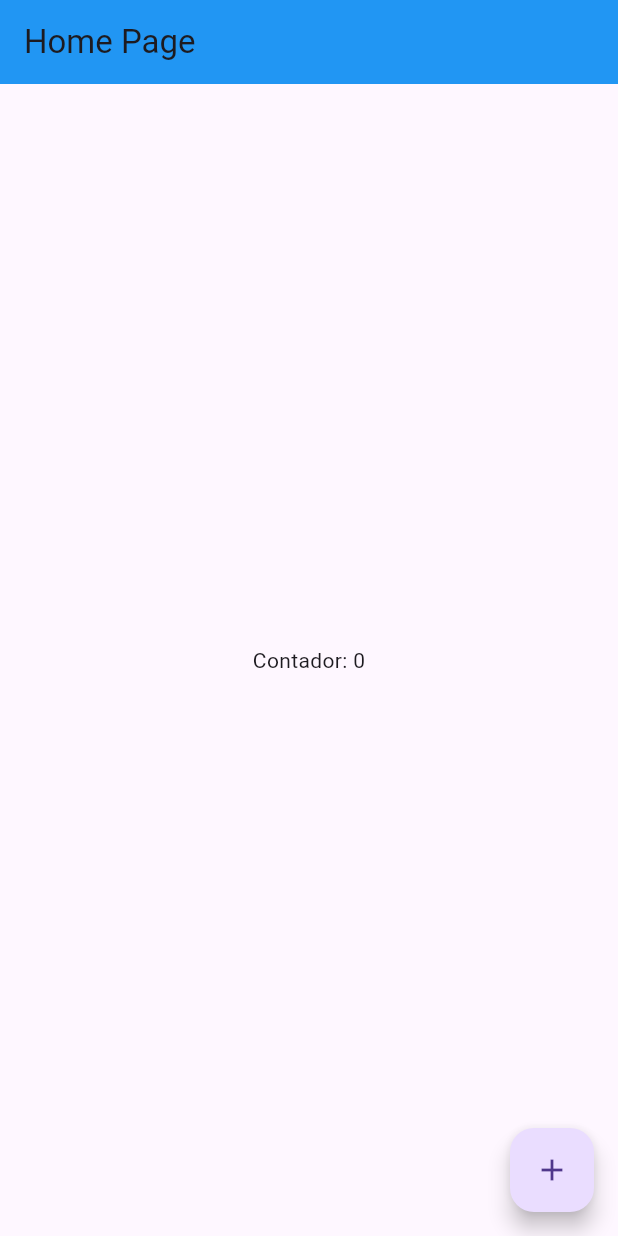
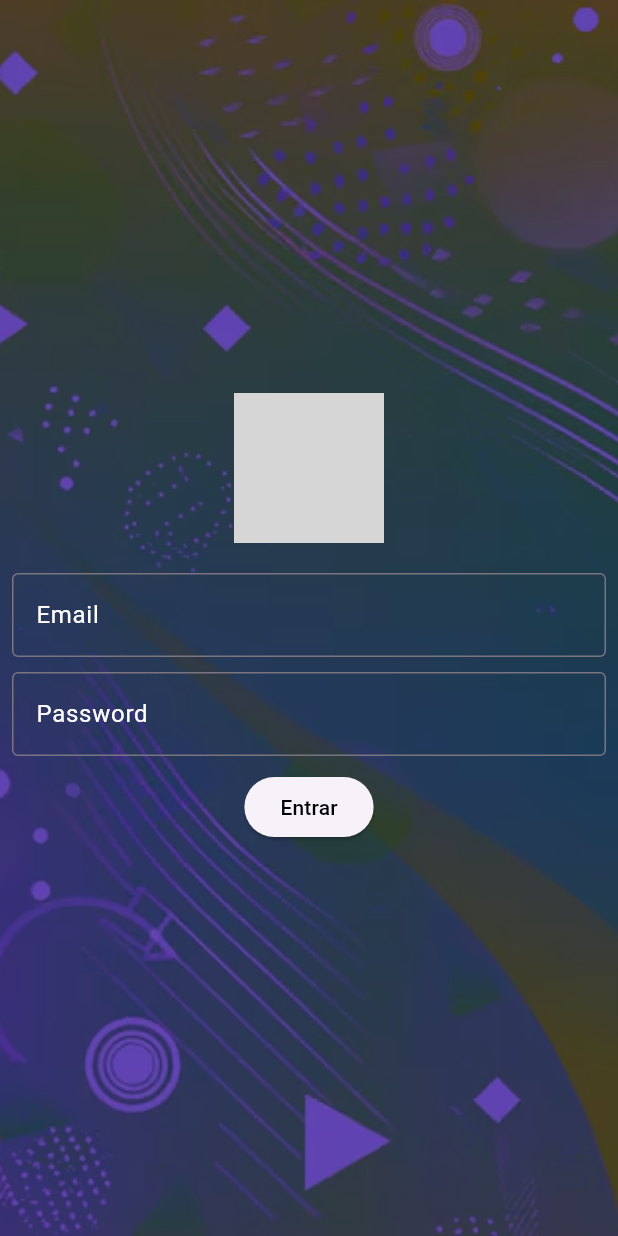
Before and after one commit to Victow3/Aplica-o-Flutter, a Flutter app: the screen it shows after launch, on a phone screen of 412 x 824 dp. Run offline on Flutter 3.47's test engine with Material 3 defaults, Android fonts, the phone set to English and light mode, and no system bars; grey boxes are pictures that could not be loaded.

Commit message:
Tela de login simples, background e navegação entre telas

```diff
--- /dev/null
+++ b/lib/app_controller.dart
@@ -0,0 +1,11 @@
+import 'package:flutter/material.dart';
+
+class AppController extends ChangeNotifier {
+  static AppController instance = AppController();
+  bool isDarkTheme = false;
+
+  changeTheme() {
+    isDarkTheme = !isDarkTheme;
+    notifyListeners();
+  }
+}
--- a/lib/app_widget.dart
+++ b/lib/app_widget.dart
@@ -1,14 +1,28 @@
 import 'package:flutter/material.dart';
+import 'package:ola_mundo/app_controller.dart';
 import 'package:ola_mundo/home_page.dart';
+import 'login_page.dart';
 
 class AppWidget extends StatelessWidget {
   const AppWidget({super.key});
 
   @override
   Widget build(BuildContext context) {
-    return MaterialApp(
-      theme: ThemeData(primarySwatch: Colors.red),
-      home: const HomePage(),
-    );
+    return AnimatedBuilder(
+        animation: AppController.instance,
+        builder: (context, child) {
+          return MaterialApp(
+            theme: ThemeData(
+              primarySwatch: Colors.blue,
+              brightness: AppController.instance.isDarkTheme
+                  ? Brightness.dark
+                  : Brightness.light,
+            ),
+            routes: {
+              '/': (context) => LoginPage(),
+              '/home': (context) => HomePage(),
+            },
+          );
+        });
   }
 }
--- /dev/null
+++ b/lib/login_page.dart
@@ -0,0 +1,138 @@
+import 'package:flutter/material.dart';
+
+class LoginPage extends StatefulWidget {
+  const LoginPage({super.key});
+
+  @override
+  State<LoginPage> createState() => _LoginPageState();
+}
+
+class _LoginPageState extends State<LoginPage> {
+  String email = '';
+  String password = '';
+
+  Widget _body(){
+    return Column(
+      children: [
+      SingleChildScrollView(
+        child: SizedBox(
+          width: MediaQuery.of(context).size.width,
+          height: MediaQuery.of(context).size.height,
+
+          child: Padding(
+            padding: const EdgeInsets.all(8.0),
+
+            child: Column(
+              mainAxisAlignment: MainAxisAlignment.center,
+
+              children: [
+
+                Container(
+                  width: 100,
+                  height: 100,
+                  child: Image.asset('assets/imagens/logo.png')
+                ),
+
+                const SizedBox(height: 20),
+
+                TextField(
+                  onChanged: (text) {
+                    email = text;
+                  },
+
+                  keyboardType: TextInputType.emailAddress,
+                    style: const TextStyle(
+                      color: Colors.white,
+                  ),
+
+                  decoration: const InputDecoration(
+                    labelText: 'Email',
+                      labelStyle: TextStyle(
+                        color: Colors.white,
+                    ),
+
+                  border: OutlineInputBorder(
+                    borderSide: BorderSide(
+                      color: Colors.white,
+                    ),
+                  ),
+
+                  ),
+                ),
+
+                const SizedBox(height: 10),
+
+                TextField(
+                  onChanged: (text) {
+                    password = text;
+                  },
+
+                  obscureText: true,
+                  style: const TextStyle(
+                    color: Colors.white,
+                  ),
+
+                  decoration: const InputDecoration(
+                    labelText: 'Password',
+                      labelStyle: TextStyle(
+                        color: Colors.white,
+                      ),
+
+                      border: OutlineInputBorder(
+                        borderSide: BorderSide(
+                          color: Colors.white,
+                        ),
+                      ),
+
+                  ),
+                ),
+
+                const SizedBox(height: 10),
+
+                ElevatedButton(
+                  onPressed: () {
+                    if (email == 'Victow3@gmail.com' && password == '123456') {
+                      Navigator.of(context).pushReplacementNamed('/home');
+                      print("Login feito com sucesso");
+                    } else {
+                      print("Login ou senha incorretos");
+                    }
+                  },
+
+                  style: ButtonStyle(
+                    foregroundColor: MaterialStateProperty.all<Color>(Colors.black),
+                  ),
+
+                  child: const Text('Entrar'),
+                ),
+
+              ],
+            ),
+          ),
+        ),
+      ),
+    ],
+    );
+  }
+
+  @override
+  Widget build(BuildContext context) {
+    return Scaffold(
+      body: Stack(
+        children: [
+          SizedBox(
+            height: MediaQuery.of(context).size.height,
+              child: Image.asset(
+                'assets/imagens/background.png',
+                fit: BoxFit.cover)
+
+        ),
+
+        Container(color: Colors.black.withOpacity(0.3)),
+
+          _body(),
+        ]
+      )
+    );
+  }
+}
```
Also changed, not shown: lib/home_page.dart (+36 -15 lines), pubspec.yaml (+4 -4 lines), assets/imagens/Logo.png (added), assets/imagens/background.png (added), pubspec.lock, 1 other file.
